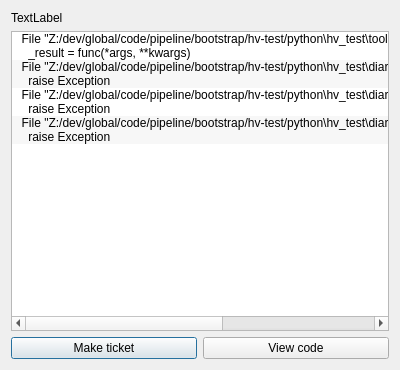
Before: the Qt Designer form scripts/psyhive/tools/err_dialog.ui in Psyop/psyhive, drawn with Qt 5.
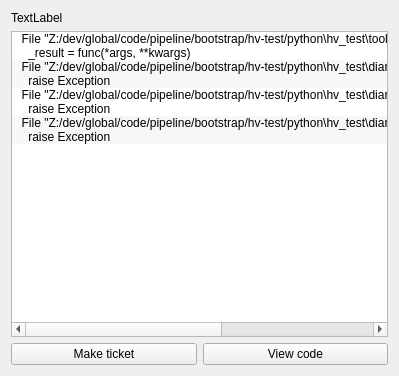
After: the same form once the commit is applied.

Commit message: batch cache: added handling for cameras | maya_psyhive: tools.batch_cache added handling for cams, tools.batch_cache catch no namespace matches found, tools.batch_cache write deps cache on version up, psyhive: qt.multi_select fix bad title, tk get_work/cur_work added class override arg, tools.err_catcher converted to QWidget,

Patch:
```diff
--- a/scripts/psyhive/tools/err_dialog.ui
+++ b/scripts/psyhive/tools/err_dialog.ui
@@ -1,13 +1,13 @@
 <?xml version="1.0" encoding="UTF-8"?>
 <ui version="4.0">
- <class>Dialog</class>
- <widget class="QDialog" name="Dialog">
+ <class>Form</class>
+ <widget class="QWidget" name="Form">
   <property name="geometry">
    <rect>
     <x>0</x>
     <y>0</y>
-    <width>400</width>
-    <height>370</height>
+    <width>399</width>
+    <height>376</height>
    </rect>
   </property>
   <property name="windowTitle">
```
Left out of the diff: 2 changed lines with no effect on the pictures. The commit also changes 7 other files.
